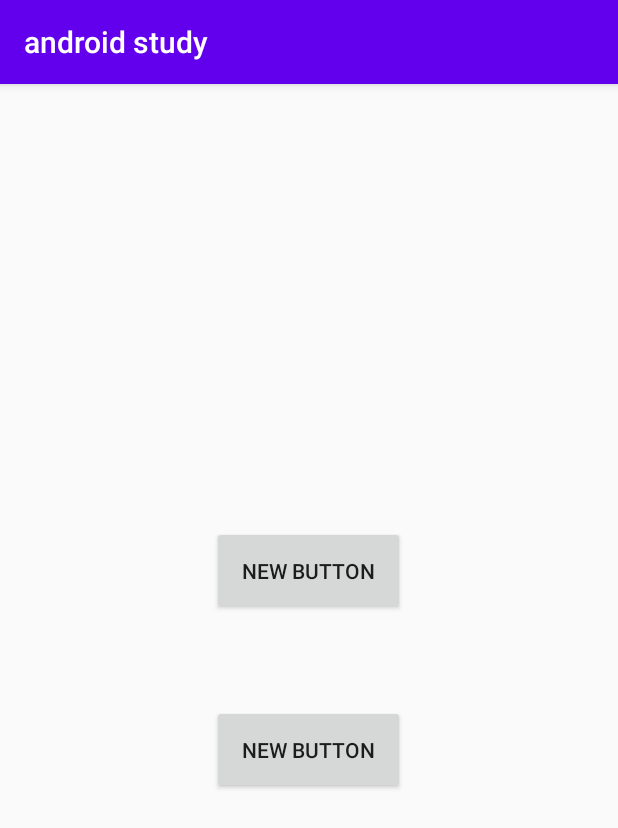
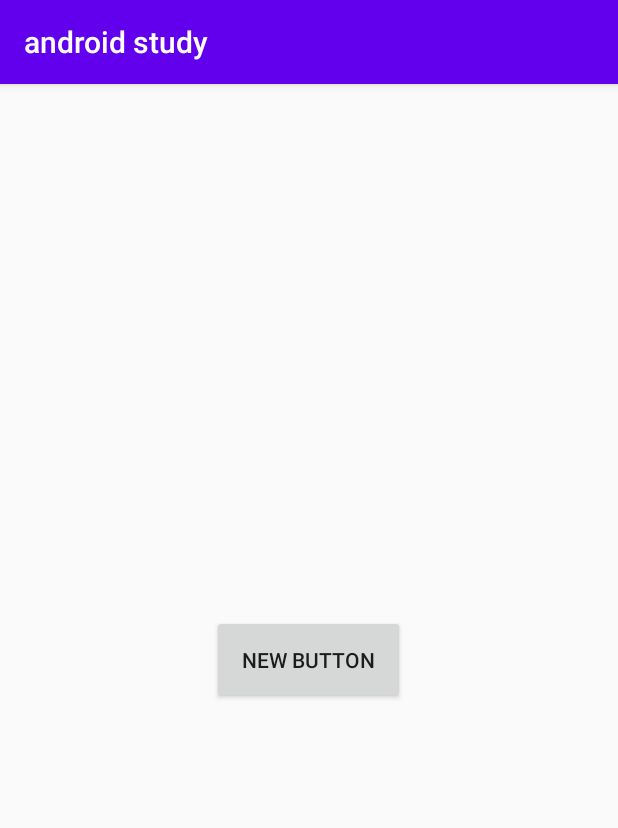
Before and after one commit to materokatti/simple-android-project, an Android app: the screen it shows after launch (MainActivity), on a phone screen of 412 x 824 dp. Shown: the top 828 px of the screen. Run offline under Robolectric (Android 15) with nearby library versions, the phone set to English and light mode, and no system bars.

Commit message:
ADD : visivility property

```diff
--- a/app/src/main/res/layout/activity_main.xml
+++ b/app/src/main/res/layout/activity_main.xml
@@ -14,13 +14,15 @@
         android:layout_height="wrap_content"
         android:text="New Button"
         android:padding="20dp"
-        android:layout_marginBottom="60dp"/>
+        android:layout_marginBottom="60dp"
+        android:visibility="gone"/>
     <Button
         android:id="@+id/button2"
         android:layout_width="wrap_content"
         android:layout_height="wrap_content"
         android:padding="20dp"
         android:text="New Button"
+        android:visibility="visible"
         />
 
 </LinearLayout>
```
